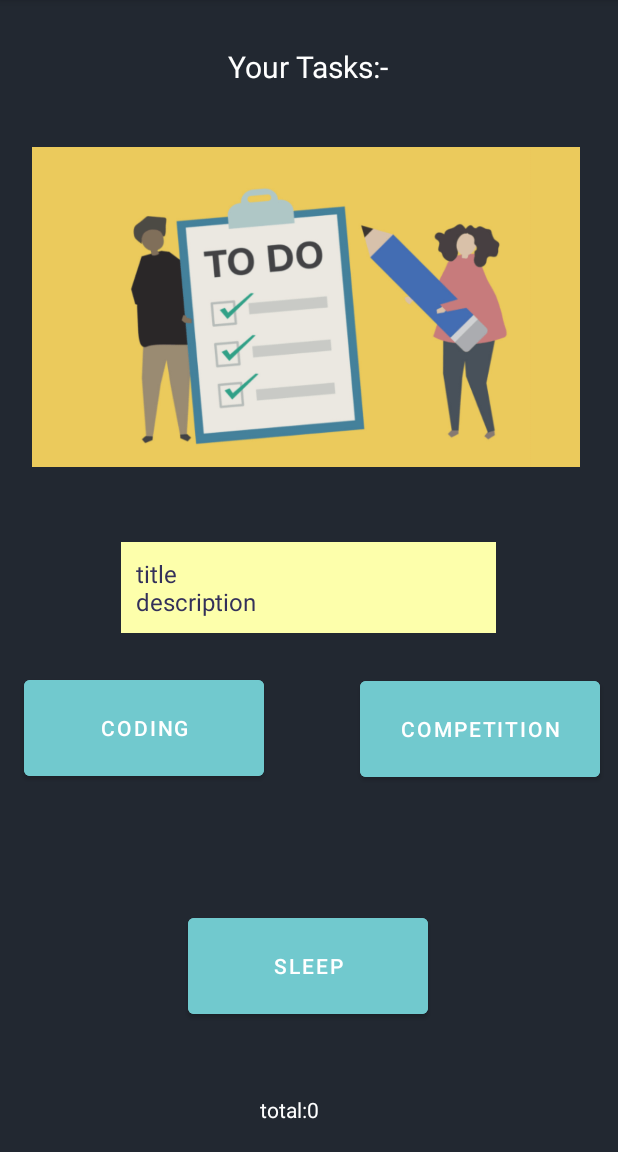
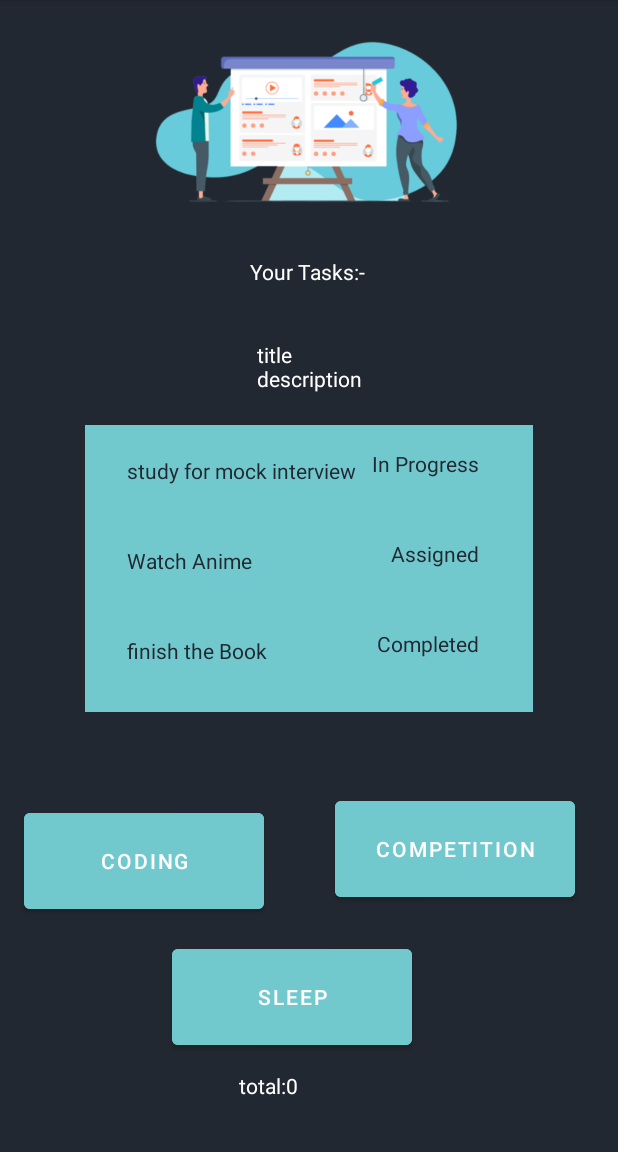
Before and after one commit to RahafJ96/taskmaster, an Android app: the AllTasks screen opened directly, with no data from a screen before it, on a phone screen of 412 x 824 dp, the part 84-1236 px from its top. Run offline under Robolectric (Android 15) with nearby library versions, the phone set to English and light mode, and no system bars.

Commit message:
lab-28 solved

```diff
--- a/app/src/main/java/com/example/taskmaster/AllTasks.java
+++ b/app/src/main/java/com/example/taskmaster/AllTasks.java
@@ -3,6 +3,8 @@ package com.example.taskmaster;
 import androidx.annotation.NonNull;
 import androidx.appcompat.app.ActionBar;
 import androidx.appcompat.app.AppCompatActivity;
+import androidx.recyclerview.widget.LinearLayoutManager;
+import androidx.recyclerview.widget.RecyclerView;
 
 import android.content.Intent;
 import android.content.SharedPreferences;
@@ -13,6 +15,8 @@ import android.view.View;
 import android.widget.Button;
 import android.widget.TextView;
 import android.widget.Toast;
+
+import java.util.ArrayList;
 
 public class AllTasks extends AppCompatActivity {
 
@@ -28,6 +32,17 @@ public class AllTasks extends AppCompatActivity {
 //
 //            textView.setText(title +"\n"+description);
 //        }
+
+        ArrayList<Task>taskData=new ArrayList<>();
+        taskData.add(new Task("Study","study for mock interview  "," In Progress"));
+        taskData.add(new Task("Fun","Watch Anime  "," Assigned"));
+        taskData.add(new Task("Read","finish the Book  "," Completed"));
+        taskData.add(new Task("Work","work on Hash tables "," In Progress"));
+        RecyclerView allStudentRecyclerView = findViewById(R.id.recTask);
+
+        allStudentRecyclerView.setLayoutManager(new LinearLayoutManager(this));
+
+        allStudentRecyclerView.setAdapter(new TaskAdapter(taskData));
         ActionBar actionBar = getSupportActionBar();
 
         actionBar.setDisplayHomeAsUpEnabled(true);
--- a/app/src/main/java/com/example/taskmaster/Settings.java
+++ b/app/src/main/java/com/example/taskmaster/Settings.java
@@ -42,7 +42,7 @@ public class Settings extends AppCompatActivity {
         EditText editText=(EditText)findViewById(R.id.editText);
         int number=Integer.parseInt(editText.getText().toString());
 
-        if(user.isEmpty() && mail.isEmpty() && editText==null ){
+        if(user.isEmpty() && mail.isEmpty() && (editText.getText().toString().isEmpty() || editText.getText().toString() =="") ){
             Toast message= Toast.makeText(getBaseContext(),"Please fill the fields before submit!",Toast.LENGTH_LONG);
             message.show();
         }
--- /dev/null
+++ b/app/src/main/java/com/example/taskmaster/Task.java
@@ -0,0 +1,36 @@
+package com.example.taskmaster;
+
+public class Task {
+    String title;
+    String body;
+    String status;
+
+    public Task(String title,String body, String status) {
+        this.title=title;
+        this.body = body;
+        this.status = status;
+    }
+    public String getTitle() {
+        return title;
+    }
+
+    public void setTitle(String title) {
+        this.title = title;
+    }
+
+    public String getBody() {
+        return body;
+    }
+
+    public void setBody(String body) {
+        this.body = body;
+    }
+
+    public String getStatus() {
+        return status;
+    }
+
+    public void setStatus(String status) {
+        this.status = status;
+    }
+}
--- /dev/null
+++ b/app/src/main/java/com/example/taskmaster/TaskAdapter.java
@@ -0,0 +1,65 @@
+package com.example.taskmaster;
+
+import android.content.Intent;
+import android.os.Bundle;
+import android.util.Log;
+import android.view.LayoutInflater;
+import android.view.View;
+import android.view.ViewGroup;
+import android.widget.Button;
+import android.widget.TextView;
+
+import androidx.annotation.NonNull;
+import androidx.recyclerview.widget.*;
+
+import java.util.ArrayList;
+import java.util.List;
+
+public class TaskAdapter extends RecyclerView.Adapter<TaskAdapter.TaskHolder> {
+
+    List<Task> allTasksData = new ArrayList<>();
+    public  TaskAdapter (ArrayList<Task> allTasksData) {
+        this.allTasksData = allTasksData;
+    }
+
+    public class TaskHolder extends RecyclerView.ViewHolder {
+
+        public Task task;
+        View itemView;
+        public TaskHolder(@NonNull View itemView) {
+            super(itemView);
+            this.itemView = itemView;
+
+            itemView.setOnClickListener(new View.OnClickListener() {
+                @Override
+                public void onClick(View view) {
+                    Log.d("my Adapter", "Element " + allTasksData.get(getAdapterPosition()).getBody() + " clicked");
+                    Intent goToDetailsPage = new Intent(view.getContext(), TaskDetails.class);
+                    goToDetailsPage.putExtra("body",allTasksData.get(getAdapterPosition()).getBody());
+                    goToDetailsPage.putExtra("status",allTasksData.get(getAdapterPosition()).getStatus());
+                    goToDetailsPage.putExtra("title",allTasksData.get(getAdapterPosition()).getTitle());
+                    view.getContext().startActivity(goToDetailsPage);
+                }
+            });
+        }
+    }
+
+    @NonNull
+    @Override
+    public TaskHolder onCreateViewHolder(@NonNull ViewGroup parent, int viewType) {
+        View view = LayoutInflater.from(parent.getContext()).inflate(R.layout.fragment_all_tasks, parent , false);
+        return  new TaskHolder(view);    }
+
+    @Override
+    public void onBindViewHolder(@NonNull TaskHolder holder, int position) {
+        holder.task = allTasksData.get(position);
+        TextView body = holder.itemView.findViewById(R.id.body);
+        TextView status = holder.itemView.findViewById(R.id.status);
+        body.setText(holder.task.body);
+        status.setText(holder.task.status);
+    }
+
+    @Override
+    public int getItemCount() {
+        return allTasksData.size();    }
+}
--- a/app/src/main/res/layout/activity_all_tasks.xml
+++ b/app/src/main/res/layout/activity_all_tasks.xml
@@ -8,101 +8,104 @@
     android:background="@color/purple"
     tools:context=".AllTasks">
 
+    <ImageView
+        android:id="@+id/imageView2"
+        android:layout_width="336dp"
+        android:layout_height="140dp"
+        android:layout_marginTop="16dp"
+        android:src="@drawable/pic3"
+        app:layout_constraintEnd_toEndOf="parent"
+        app:layout_constraintHorizontal_bias="0.493"
+        app:layout_constraintStart_toStartOf="parent"
+        app:layout_constraintTop_toTopOf="parent" />
+
+    <androidx.recyclerview.widget.RecyclerView
+        android:id="@+id/recTask"
+        android:layout_width="wrap_content"
+        android:layout_height="191dp"
+        android:background="@color/purple_200"
+        app:layout_constraintBottom_toBottomOf="parent"
+        app:layout_constraintEnd_toEndOf="parent"
+        app:layout_constraintStart_toStartOf="parent"
+        app:layout_constraintTop_toBottomOf="@+id/text1"
+        app:layout_constraintVertical_bias="0.067" />
+
     <TextView
         android:id="@+id/textView3"
         android:layout_width="wrap_content"
         android:layout_height="wrap_content"
-        android:layout_marginEnd="50dp"
-        android:layout_marginBottom="40dp"
         android:text="Your Tasks:-"
         android:textColor="@color/white"
         android:textFontWeight="@integer/material_motion_duration_medium_1"
-        android:textSize="20sp"
-        app:layout_constraintBottom_toTopOf="@+id/imageView2"
+        app:layout_constraintBottom_toBottomOf="parent"
         app:layout_constraintEnd_toEndOf="parent"
-        app:layout_constraintHorizontal_bias="0.597"
+        app:layout_constraintHorizontal_bias="0.498"
         app:layout_constraintStart_toStartOf="parent"
-        app:layout_constraintTop_toTopOf="parent"
-        app:layout_constraintVertical_bias="1.0" />
+        app:layout_constraintTop_toTopOf="@+id/imageView2"
+        app:layout_constraintVertical_bias="0.212" />
 
-
-    <ImageView
-        android:id="@+id/imageView2"
-        android:layout_width="400dp"
-        android:layout_height="213dp"
-        android:layout_marginStart="4dp"
-        android:layout_marginBottom="50dp"
-        android:src="@drawable/tasks"
-        app:layout_constraintBottom_toTopOf="@+id/text1"
+    <TextView
+        android:id="@+id/counter"
+        android:layout_width="64dp"
+        android:layout_height="38dp"
+        android:layout_marginBottom="16dp"
+        android:text="Total:0"
+        android:textColor="@color/white"
+        app:layout_constraintBottom_toBottomOf="parent"
         app:layout_constraintEnd_toEndOf="parent"
-        app:layout_constraintHorizontal_bias="0.0"
+        app:layout_constraintHorizontal_bias="0.458"
         app:layout_constraintStart_toStartOf="parent" />
 
     <TextView
         android:id="@+id/text1"
-        android:layout_width="250dp"
+        android:layout_width="wrap_content"
         android:layout_height="wrap_content"
-        android:layout_marginBottom="184dp"
-        android:background="@color/yellow"
-        android:padding="10dp"
-        android:textColor="@color/purple_700"
-        android:textSize="16sp"
-        app:layout_constraintBottom_toTopOf="@+id/button4"
+        android:textColor="@color/white"
+        app:layout_constraintBottom_toBottomOf="parent"
         app:layout_constraintEnd_toEndOf="parent"
-        app:layout_constraintHorizontal_bias="0.496"
-        app:layout_constraintStart_toStartOf="parent" />
+        app:layout_constraintStart_toStartOf="parent"
+        app:layout_constraintTop_toTopOf="parent"
+        app:layout_constraintVertical_bias="0.309" />
 
     <Button
         android:id="@+id/button2"
         android:layout_width="160dp"
         android:layout_height="76dp"
-        android:layout_marginEnd="12dp"
-        android:layout_marginBottom="56dp"
+        android:layout_marginBottom="128dp"
         android:backgroundTint="@color/purple_200"
         android:onClick="ctf"
         android:text="@string/ctf"
-        app:layout_constraintBottom_toTopOf="@+id/button4"
+        app:layout_constraintBottom_toBottomOf="parent"
         app:layout_constraintEnd_toEndOf="parent"
-        app:layout_constraintTop_toBottomOf="@+id/text1" />
+        app:layout_constraintHorizontal_bias="0.626"
+        app:layout_constraintStart_toEndOf="@+id/button3"
+        app:layout_constraintTop_toBottomOf="@+id/text1"
+        app:layout_constraintVertical_bias="0.881" />
 
     <Button
         android:id="@+id/button3"
         android:layout_width="160dp"
         android:layout_height="76dp"
-        android:layout_marginStart="16dp"
-        android:layout_marginBottom="56dp"
+        android:layout_marginBottom="156dp"
         android:backgroundTint="@color/purple_200"
         android:onClick="code"
         android:text="@string/coding"
-        app:layout_constraintBottom_toTopOf="@+id/button4"
-        app:layout_constraintEnd_toStartOf="@+id/button2"
-        app:layout_constraintHorizontal_bias="0.0"
-        app:layout_constraintStart_toStartOf="parent"
-        app:layout_constraintTop_toBottomOf="@+id/text1"
-        app:layout_constraintVertical_bias="0.49" />
+        app:layout_constraintBottom_toBottomOf="parent"
+        app:layout_constraintEnd_toEndOf="parent"
+        app:layout_constraintHorizontal_bias="0.063"
+        app:layout_constraintStart_toStartOf="parent" />
 
     <Button
         android:id="@+id/button4"
         android:layout_width="160dp"
         android:layout_height="76dp"
-        android:layout_marginBottom="48dp"
         android:backgroundTint="@color/purple_200"
         android:onClick="sleep"
         android:text="@string/sleep"
         app:layout_constraintBottom_toTopOf="@+id/counter"
         app:layout_constraintEnd_toEndOf="parent"
-        app:layout_constraintHorizontal_bias="0.498"
-        app:layout_constraintStart_toStartOf="parent" />
-
-    <TextView
-        android:id="@+id/counter"
-        android:layout_width="64dp"
-        android:layout_height="38dp"
-        android:text="Total : 0"
-        android:textColor="@color/white"
-        app:layout_constraintBottom_toBottomOf="parent"
-        app:layout_constraintEnd_toEndOf="parent"
-        app:layout_constraintHorizontal_bias="0.498"
-        app:layout_constraintStart_toStartOf="parent" />
-
+        app:layout_constraintHorizontal_bias="0.454"
+        app:layout_constraintStart_toStartOf="parent"
+        app:layout_constraintTop_toBottomOf="@+id/button3"
+        app:layout_constraintVertical_bias="0.558" />
 </androidx.constraintlayout.widget.ConstraintLayout>
--- a/app/src/main/res/layout/activity_settings.xml
+++ b/app/src/main/res/layout/activity_settings.xml
@@ -12,7 +12,7 @@
         android:layout_width="wrap_content"
         android:layout_height="wrap_content"
         android:layout_marginBottom="196dp"
-        android:text="Add User"
+        android:text="Setting"
         android:textColor="@color/white"
         android:textSize="40sp"
         app:layout_constraintEnd_toEndOf="parent"
--- /dev/null
+++ b/app/src/main/res/layout/fragment_all_tasks.xml
@@ -0,0 +1,44 @@
+<?xml version="1.0" encoding="utf-8"?>
+<FrameLayout xmlns:android="http://schemas.android.com/apk/res/android"
+    xmlns:app="http://schemas.android.com/apk/res-auto"
+    xmlns:tools="http://schemas.android.com/tools"
+    android:layout_width="match_parent"
+    android:layout_height="60sp"
+    tools:context=".AllTasksFragment">
+
+    <androidx.constraintlayout.widget.ConstraintLayout
+        android:layout_width="match_parent"
+        android:layout_height="match_parent"
+        android:background="@color/purple_200">
+
+
+        <TextView
+            android:id="@+id/body"
+            android:layout_width="wrap_content"
+            android:layout_height="wrap_content"
+            android:layout_marginStart="28dp"
+            android:text="Body"
+            android:textColor="@color/purple"
+            app:layout_constraintBottom_toBottomOf="parent"
+            app:layout_constraintEnd_toStartOf="@+id/status"
+            app:layout_constraintHorizontal_bias="0.0"
+            app:layout_constraintStart_toStartOf="parent"
+            app:layout_constraintTop_toTopOf="parent"
+            app:layout_constraintVertical_bias="0.512" />
+
+        <TextView
+            android:id="@+id/status"
+            android:layout_width="wrap_content"
+            android:layout_height="wrap_content"
+            android:layout_marginEnd="36dp"
+            android:text="status"
+            android:textColor="@color/purple"
+            app:layout_constraintBottom_toBottomOf="parent"
+            app:layout_constraintEnd_toEndOf="parent"
+            app:layout_constraintTop_toTopOf="parent"
+            app:layout_constraintVertical_bias="0.39" />
+
+    </androidx.constraintlayout.widget.ConstraintLayout>
+    <!-- TODO: Update blank fragment layout -->
+
+</FrameLayout>
--- a/app/src/main/res/values/strings.xml
+++ b/app/src/main/res/values/strings.xml
@@ -7,4 +7,6 @@
     <string name="coding">coding</string>
     <string name="ctf">competition</string>
     <string name="settings">Settings</string>
+    <!-- TODO: Remove or change this placeholder text -->
+    <string name="hello_blank_fragment">Hello blank fragment</string>
 </resources>
```
Also changed, not shown: app/build.gradle (+4 -5 lines), app/src/main/java/com/example/taskmaster/AllTasksFragment.java (added, +69 -0 lines), app/src/main/java/com/example/taskmaster/TaskDetails.java (+21 -2 lines), app/src/main/res/layout/activity_add_task.xml (+54 -3 lines), app/src/main/res/layout/activity_task_details.xml (+26 -8 lines), 5 other files.
